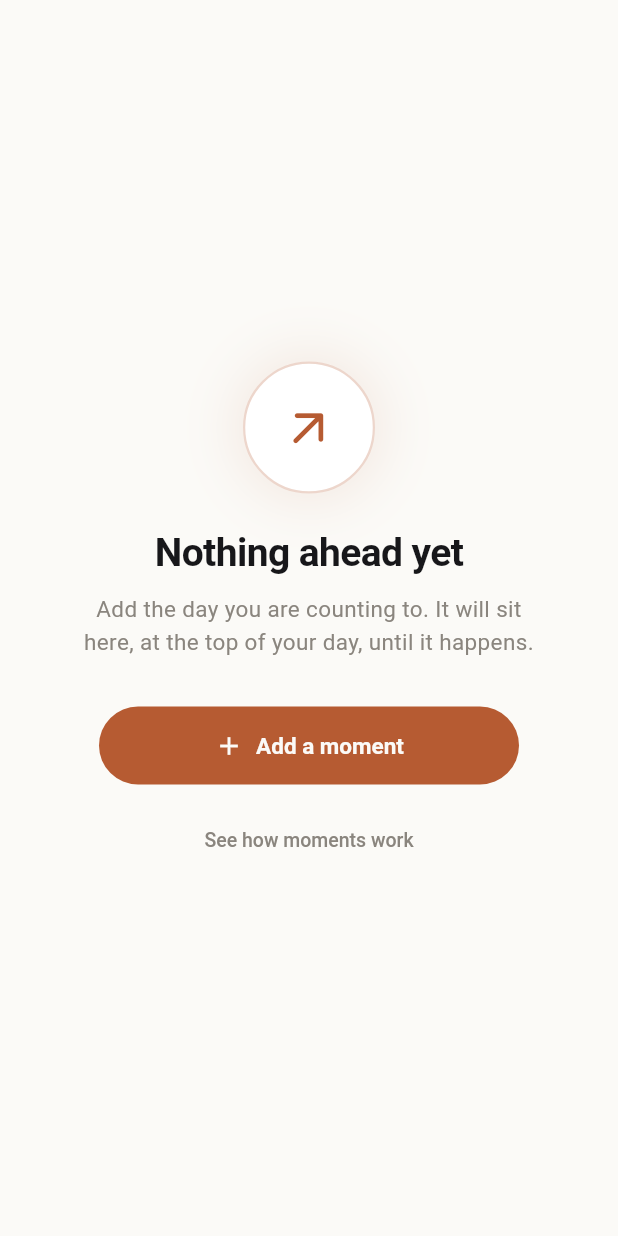
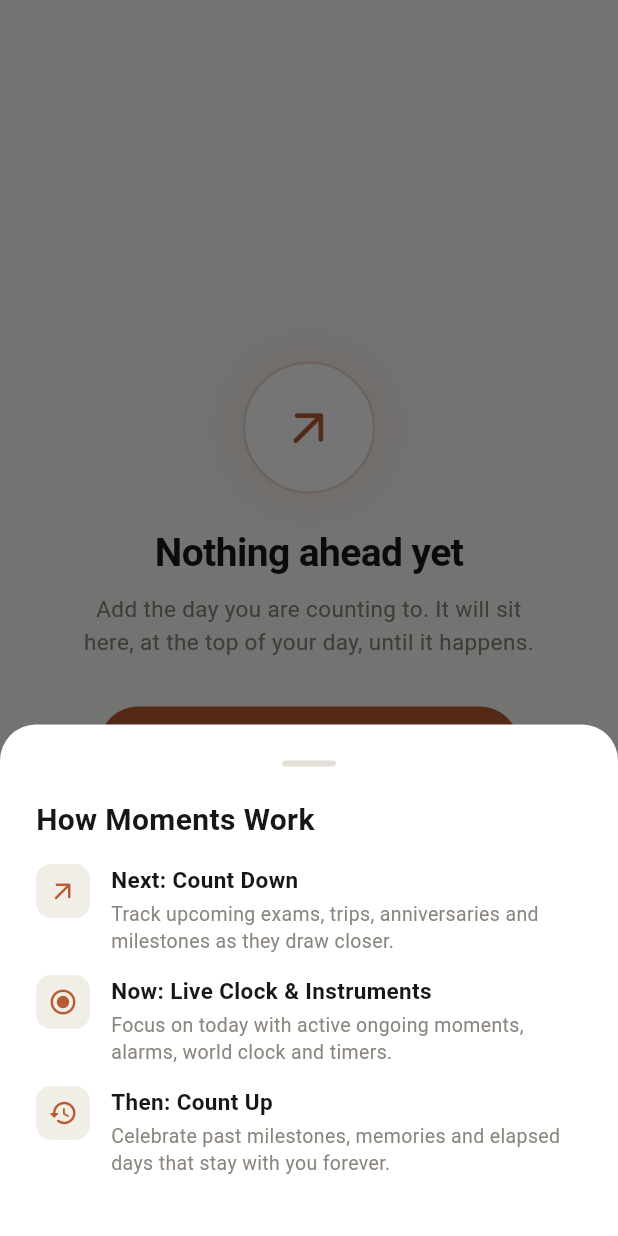
Before and after one commit to kachakaran6/kairos, a Flutter app: the MomentListTab screen opened directly, after a tap on "See how moments work", on a phone screen of 412 x 824 dp. Run offline on Flutter 3.47's test engine with Material 3 defaults, Android fonts, the phone set to English and light mode, and no system bars; our stand-ins replace flutter_riverpod, shared_preferences; accounts and stored records are empty.

Commit message:
fix(ux): add bottom clearance for floating nav and interactive how-moments-work guide sheet

```diff
--- a/lib/app/shell/kairos_shell.dart
+++ b/lib/app/shell/kairos_shell.dart
@@ -78,9 +78,11 @@ class _NowPage extends ConsumerWidget {
       backgroundColor: colours.background,
       body: SafeArea(
         child: ListView(
-          padding: const EdgeInsets.symmetric(
-            horizontal: Space.phoneMargin,
-            vertical: Space.lg,
+          padding: const EdgeInsets.fromLTRB(
+            Space.phoneMargin,
+            Space.lg,
+            Space.phoneMargin,
+            110, // Ensure content scrolls clear of floating pill nav
           ),
           children: <Widget>[
             Row(
--- a/lib/features/moments/presentation/moment_list_tab.dart
+++ b/lib/features/moments/presentation/moment_list_tab.dart
@@ -96,7 +96,7 @@ class MomentListTab extends ConsumerWidget {
                       Space.phoneMargin,
                       0,
                       Space.phoneMargin,
-                      index == visible.length - 1 ? Space.huge : 0,
+                      index == visible.length - 1 ? 110.0 : 0,
                     ),
                     child: MomentCard(
                       moment: visible[index],
@@ -277,7 +277,7 @@ class _EmptyState extends StatelessWidget {
             if (upcoming) ...[
               const SizedBox(height: Space.sm),
               TextButton(
-                onPressed: () {},
+                onPressed: () => _showHowMomentsWorkSheet(context),
                 child: Text(
                   'See how moments work',
                   style: kairos.typeScale.caption.copyWith(
@@ -291,6 +291,119 @@ class _EmptyState extends StatelessWidget {
           ],
         ),
       ),
+    );
+  }
+
+  void _showHowMomentsWorkSheet(BuildContext context) {
+    final kairos = KairosTheme.of(context);
+    final colours = kairos.colours;
+    showModalBottomSheet<void>(
+      context: context,
+      backgroundColor: colours.surface,
+      shape: const RoundedRectangleBorder(
+        borderRadius: BorderRadius.vertical(top: Radius.circular(24)),
+      ),
+      builder: (ctx) => Padding(
+        padding: const EdgeInsets.fromLTRB(24, 24, 24, 40),
+        child: Column(
+          mainAxisSize: MainAxisSize.min,
+          crossAxisAlignment: CrossAxisAlignment.start,
+          children: [
+            Center(
+              child: Container(
+                width: 36,
+                height: 4,
+                decoration: BoxDecoration(
+                  color: colours.border,
+                  borderRadius: BorderRadius.circular(2),
+                ),
+              ),
+            ),
+            const SizedBox(height: 20),
+            Text(
+              'How Moments Work',
+              style: TextStyle(
+                fontSize: 20,
+                fontWeight: FontWeight.w700,
+                color: colours.textPrimary,
+              ),
+            ),
+            const SizedBox(height: 16),
+            _MomentExplainerRow(
+              icon: Icons.arrow_outward_rounded,
+              title: 'Next: Count Down',
+              description: 'Track upcoming exams, trips, anniversaries and milestones as they draw closer.',
+            ),
+            const SizedBox(height: 14),
+            _MomentExplainerRow(
+              icon: Icons.radio_button_checked_rounded,
+              title: 'Now: Live Clock & Instruments',
+              description: 'Focus on today with active ongoing moments, alarms, world clock and timers.',
+            ),
+            const SizedBox(height: 14),
+            _MomentExplainerRow(
+              icon: Icons.history_rounded,
+              title: 'Then: Count Up',
+              description: 'Celebrate past milestones, memories and elapsed days that stay with you forever.',
+            ),
+          ],
+        ),
+      ),
+    );
+  }
+}
+
+class _MomentExplainerRow extends StatelessWidget {
+  const _MomentExplainerRow({
+    required this.icon,
+    required this.title,
+    required this.description,
+  });
+
+  final IconData icon;
+  final String title;
+  final String description;
+
+  @override
+  Widget build(BuildContext context) {
+    final colours = KairosTheme.of(context).colours;
+    return Row(
+      crossAxisAlignment: CrossAxisAlignment.start,
+      children: [
+        Container(
+          padding: const EdgeInsets.all(8),
+          decoration: BoxDecoration(
+            color: colours.surfaceElevated,
+            borderRadius: BorderRadius.circular(10),
+          ),
+          child: Icon(icon, size: 20, color: colours.accent),
+        ),
+        const SizedBox(width: 14),
+        Expanded(
+          child: Column(
+            crossAxisAlignment: CrossAxisAlignment.start,
+            children: [
+              Text(
+                title,
+                style: TextStyle(
+                  fontSize: 15,
+                  fontWeight: FontWeight.w600,
+                  color: colours.textPrimary,
+                ),
+              ),
+              const SizedBox(height: 2),
+              Text(
+                description,
+                style: TextStyle(
+                  fontSize: 13,
+                  height: 1.4,
+                  color: colours.textTertiary,
+                ),
+              ),
+            ],
+          ),
+        ),
+      ],
     );
   }
 }
```
